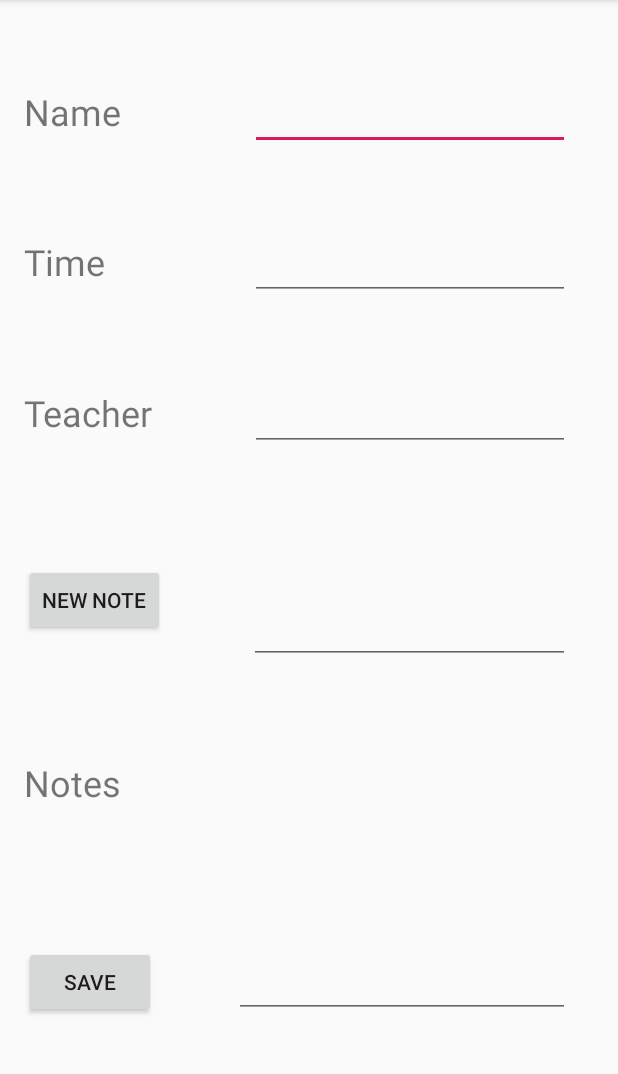
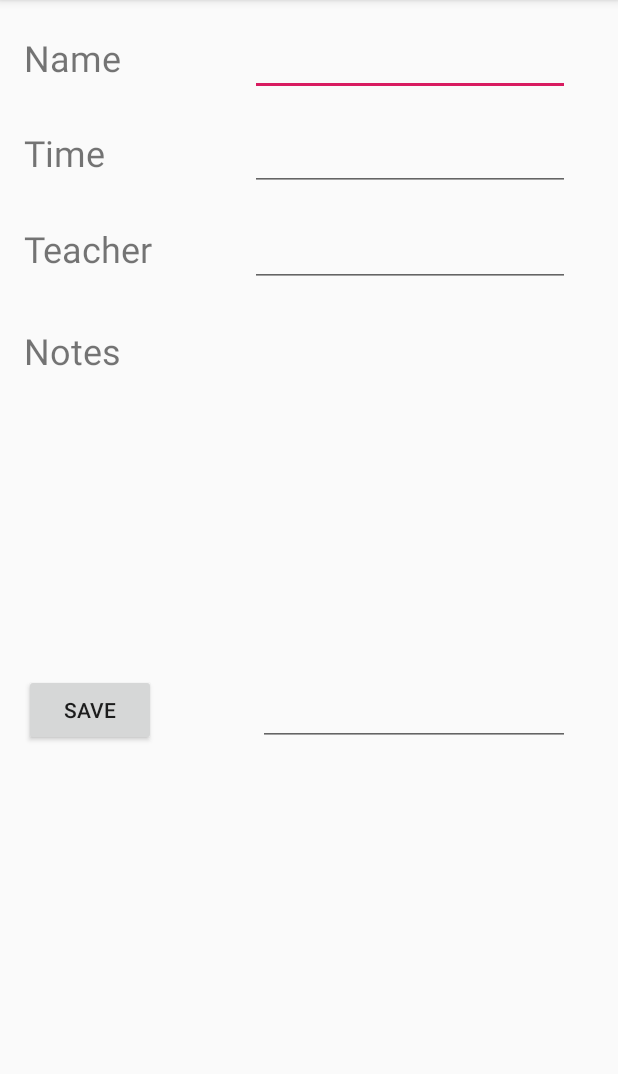
Before and after one commit to rousbound/EscolaVirtual, an Android app: the screen it shows after launch (RoomDetail), after a tap on "Create Room", on a phone screen of 412 x 824 dp, the part 84-1158 px from its top. Run offline under Robolectric (Android 15) with nearby library versions, the phone set to English and light mode, and no system bars; 3 other taps on this screen came first.

Commit message:
Succesfully refactored code, maybe database operation is unstable, inserting, removing, modifying the tables were not tested

```diff
--- a/app/src/main/java/com/atelievirtual/escolavirtual/MainActivity.java
+++ b/app/src/main/java/com/atelievirtual/escolavirtual/MainActivity.java
@@ -24,46 +24,6 @@ MainActivity extends AppCompatActivity {
         Log.i("Print","Entered MainScreen");
 
 
-        /*Button gotoList = (Button) findViewById(R.id.allStudentsListButton);
-        Button createProfile = (Button) findViewById(R.id.createProfileButton);
-        Button gotoRoomList = (Button) findViewById(R.id.allRoomsListButton);
-        Button createNewRoom = (Button) findViewById(R.id.createRoomButton);
-
-        gotoList.setOnClickListener(new View.OnClickListener() {
-            @Override
-            public void onClick(View view) {
-                Intent showStudentsList = new Intent(MainActivity.this, StudentListActivity.class);
-                //showStudentsList.putExtra("WhichList?","Students");
-                startActivity(showStudentsList);
-            }
-        });
-
-        createProfile.setOnClickListener(new View.OnClickListener() {
-            @Override
-            public void onClick(View view) {
-                Log.i("Print", "Goto NewDetail Clicked");
-                startActivity(new Intent(MainActivity.this, StudentDetail.class));
-            }
-        });
-
-        gotoRoomList.setOnClickListener(new View.OnClickListener() {
-            @Override
-            public void onClick(View view) {
-                Intent showRoomList = new Intent(MainActivity.this, RoomListActivity.class);
-                //showRoomList.putExtra("WhichList?","Room");
-                startActivity(showRoomList);
-            }
-        });
-
-        createNewRoom.setOnClickListener(new View.OnClickListener() {
-            @Override
-            public void onClick(View view) {
-                Intent showRoomDetail = new Intent(MainActivity.this, RoomDetail.class);
-                startActivity(showRoomDetail);
-            }
-        });
-        */
-
         CardView gotoList = (CardView) findViewById(R.id.allStudentsCardView);
         CardView createProfile = (CardView) findViewById(R.id.createStudentsCardView);
         CardView gotoRoomList = (CardView) findViewById(R.id.allRoomsCardView);
@@ -73,7 +33,7 @@ MainActivity extends AppCompatActivity {
             @Override
             public void onClick(View view) {
                 Intent showStudentsList = new Intent(MainActivity.this, StudentListActivity.class);
-                //showStudentsList.putExtra("WhichList?","Students");
+
                 startActivity(showStudentsList);
             }
         });
@@ -81,7 +41,7 @@ MainActivity extends AppCompatActivity {
         createProfile.setOnClickListener(new View.OnClickListener() {
             @Override
             public void onClick(View view) {
-                Log.i("Print", "Goto NewDetail Clicked");
+
                 startActivity(new Intent(MainActivity.this, StudentDetail.class));
             }
         });
@@ -90,7 +50,7 @@ MainActivity extends AppCompatActivity {
             @Override
             public void onClick(View view) {
                 Intent showRoomList = new Intent(MainActivity.this, RoomListActivity.class);
-                //showRoomList.putExtra("WhichList?","Room");
+
                 startActivity(showRoomList);
             }
         });
@@ -99,6 +59,7 @@ MainActivity extends AppCompatActivity {
             @Override
             public void onClick(View view) {
                 Intent showRoomDetail = new Intent(MainActivity.this, RoomDetail.class);
+
                 startActivity(showRoomDetail);
             }
         });
--- a/app/src/main/java/com/atelievirtual/escolavirtual/RoomDetail.java
+++ b/app/src/main/java/com/atelievirtual/escolavirtual/RoomDetail.java
@@ -18,9 +18,9 @@ import java.text.SimpleDateFormat;
 import java.util.Date;
 import java.util.Calendar;
 
-public class RoomDetail extends AppCompatActivity {
+public class   RoomDetail extends AppCompatActivity {
 
-    DatabaseHelperNew mDatabaseHelper;
+    DatabaseHelper mDatabaseHelper;
 
     @SuppressLint("WrongConstant")
     @Override
@@ -28,7 +28,7 @@ public class RoomDetail extends AppCompatActivity {
         super.onCreate(savedInstanceState);
         setContentView(R.layout.room_detail);
 
-        mDatabaseHelper = new DatabaseHelperNew(this);
+        mDatabaseHelper = new DatabaseHelper(this);
 
         Intent in = getIntent();
 
@@ -36,13 +36,13 @@ public class RoomDetail extends AppCompatActivity {
         final int ID = in.getIntExtra("ROOM_ID", -1);
         Log.i("Print","ID_RECEIVED:" + Integer.toString(ID));
         Button saveBtn = this.findViewById(R.id.saveButton);
-        Button newNoteBtn = this.findViewById(R.id.newNoteBtn);
+        //Button newNoteBtn = this.findViewById(R.id.newNoteBtn);
 
         final EditText nameTextEdit = this.findViewById(R.id.roomNameTextEdit);
         final EditText timeTextEdit = this.findViewById(R.id.timeTextEdit);
         final EditText teacherTextEdit = this.findViewById(R.id.teacherTextEdit);
         final EditText roomNotesTextEdit = this.findViewById(R.id.roomNotesTextEdit);
-        final EditText newNoteTextEdit = this.findViewById(R.id.newNoteTextEdit);
+        //final EditText newNoteTextEdit = this.findViewById(R.id.newNoteTextEdit);
 
 
         if(index > -1)
@@ -50,7 +50,7 @@ public class RoomDetail extends AppCompatActivity {
             String name,time,teacher;
             final String notes;
 
-            Cursor data = mDatabaseHelper.getRoomDataByID(ID);
+            Cursor data = mDatabaseHelper.getDataByID("RoomData",ID);
             //data.moveToPosition(ID);
             data.moveToFirst();
             name = data.getString(1);
@@ -73,16 +73,16 @@ public class RoomDetail extends AppCompatActivity {
                    String notesUpdt = roomNotesTextEdit.getText().toString();
 
                    String[] updateInfo = {nameUpdt,timeUpdt,teacherUpdt,notesUpdt};
-                   mDatabaseHelper.updateInfo(updateInfo, ID, 1);
+                   mDatabaseHelper.updateInfo(updateInfo, "RoomData", ID);
                    toastMessage("Saved!");
                }
            });
 
-            newNoteBtn.setOnClickListener(new View.OnClickListener(){
+            /*newNoteBtn.setOnClickListener(new View.OnClickListener(){
 
               @Override
               public void onClick(View view) {
-                  String newNote = newNoteTextEdit.getText().toString();
+                  //String newNote = newNoteTextEdit.getText().toString();
 
                   Date c = Calendar.getInstance().getTime();
                   System.out.println("Current time => " + c);
@@ -97,7 +97,7 @@ public class RoomDetail extends AppCompatActivity {
                   roomNotesTextEdit.setText(datedNote + "\n\n" + notes);
 
                 }
-             });
+             });*/
 
             Log.i("Print","Greater than One");
         }
@@ -131,7 +131,7 @@ public class RoomDetail extends AppCompatActivity {
     public void AddData(String name,String time, String teacher, String notes) {
 
         String ColumnData[] = {name,time,teacher,notes};
-        boolean insertData = mDatabaseHelper.addData(ColumnData,"ClassroomData",1);
+        boolean insertData = mDatabaseHelper.addData(ColumnData,"RoomData");
 
         if (insertData) {
             toastMessage("Data Successfully Inserted!");
--- a/app/src/main/res/layout/room_detail.xml
+++ b/app/src/main/res/layout/room_detail.xml
@@ -8,11 +8,15 @@
 
     <androidx.constraintlayout.widget.ConstraintLayout
         android:layout_width="match_parent"
-        android:layout_height="wrap_content">
+        android:layout_height="match_parent"
+        android:focusable="true"
+        android:focusableInTouchMode="true">
 
         <androidx.constraintlayout.widget.ConstraintLayout
             android:layout_width="0dp"
-            android:layout_height="733dp"
+            android:layout_height="516dp"
+            android:focusable="true"
+            android:focusableInTouchMode="true"
             app:layout_constraintEnd_toEndOf="parent"
             app:layout_constraintHorizontal_bias="0.0"
             app:layout_constraintStart_toStartOf="parent"
@@ -27,7 +31,7 @@
                 android:layout_marginRight="32dp"
                 android:ems="10"
                 android:inputType="textPersonName"
-                app:layout_constraintBottom_toTopOf="@+id/newNoteTextEdit"
+                app:layout_constraintBottom_toTopOf="@+id/roomNotesTextEdit"
                 app:layout_constraintEnd_toEndOf="parent"
                 app:layout_constraintTop_toBottomOf="@+id/timeTextEdit" />
 
@@ -74,28 +78,6 @@
                 app:layout_constraintBottom_toBottomOf="@+id/roomNotesTextEdit"
                 app:layout_constraintStart_toStartOf="parent" />
 
-            <Button
-                android:id="@+id/newNoteBtn"
-                android:layout_width="wrap_content"
-                android:layout_height="wrap_content"
-                android:layout_marginStart="16dp"
-                android:layout_marginLeft="16dp"
-                android:text="New Note"
-                app:layout_constraintBaseline_toBaselineOf="@+id/newNoteTextEdit"
-                app:layout_constraintStart_toStartOf="parent" />
-
-            <EditText
-                android:id="@+id/newNoteTextEdit"
-                android:layout_width="214dp"
-                android:layout_height="87dp"
-                android:layout_marginEnd="32dp"
-                android:layout_marginRight="32dp"
-                android:ems="10"
-                android:inputType="textPersonName"
-                app:layout_constraintBottom_toTopOf="@+id/roomNotesTextEdit"
-                app:layout_constraintEnd_toEndOf="parent"
-                app:layout_constraintTop_toBottomOf="@+id/teacherTextEdit" />
-
             <EditText
                 android:id="@+id/roomNameTextEdit"
                 android:layout_width="wrap_content"
@@ -103,6 +85,8 @@
                 android:layout_marginEnd="32dp"
                 android:layout_marginRight="32dp"
                 android:ems="10"
+                android:focusable="true"
+                android:focusableInTouchMode="true"
                 android:inputType="textPersonName"
                 app:layout_constraintBottom_toTopOf="@+id/timeTextEdit"
                 app:layout_constraintEnd_toEndOf="parent"
@@ -134,15 +118,15 @@
 
             <EditText
                 android:id="@+id/roomNotesTextEdit"
-                android:layout_width="224dp"
-                android:layout_height="181dp"
+                android:layout_width="208dp"
+                android:layout_height="288dp"
                 android:layout_marginEnd="32dp"
                 android:layout_marginRight="32dp"
                 android:ems="10"
                 android:inputType="textMultiLine"
                 app:layout_constraintBottom_toBottomOf="parent"
                 app:layout_constraintEnd_toEndOf="parent"
-                app:layout_constraintTop_toBottomOf="@+id/newNoteTextEdit" />
+                app:layout_constraintTop_toBottomOf="@+id/teacherTextEdit" />
 
         </androidx.constraintlayout.widget.ConstraintLayout>
 
--- /dev/null
+++ b/app/src/main/res/menu/popup_menu.xml
@@ -0,0 +1,6 @@
+<?xml version="1.0" encoding="utf-8"?>
+<menu xmlns:android="http://schemas.android.com/apk/res/android">
+    <item
+        android:id="@+id/DeleteStudent"
+        android:title="Delete Student"/>
+</menu>
```
Also changed, not shown: app/src/main/java/com/atelievirtual/escolavirtual/DatabaseHelper.java (renamed from app/src/main/java/com/atelievirtual/escolavirtual/DatabaseHelperNew.java, +32 -38 lines), app/src/main/java/com/atelievirtual/escolavirtual/RoomListActivity.java (+9 -9 lines), app/src/main/java/com/atelievirtual/escolavirtual/StudentDetail.java (+18 -7 lines), app/src/main/java/com/atelievirtual/escolavirtual/StudentListActivity.java (+4 -3 lines), app/src/main/res/drawable/ic_more_vert_black_24dp.xml (added, +9 -0 lines), app/src/main/res/layout/student_detail.xml (+16 -0 lines).
